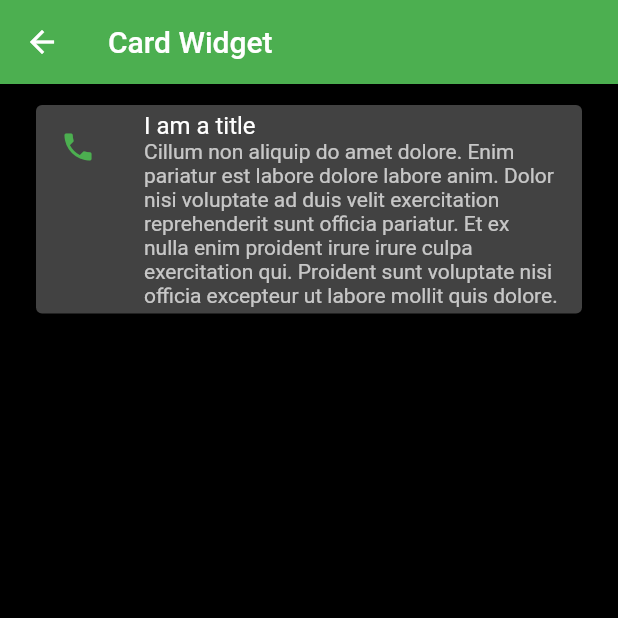
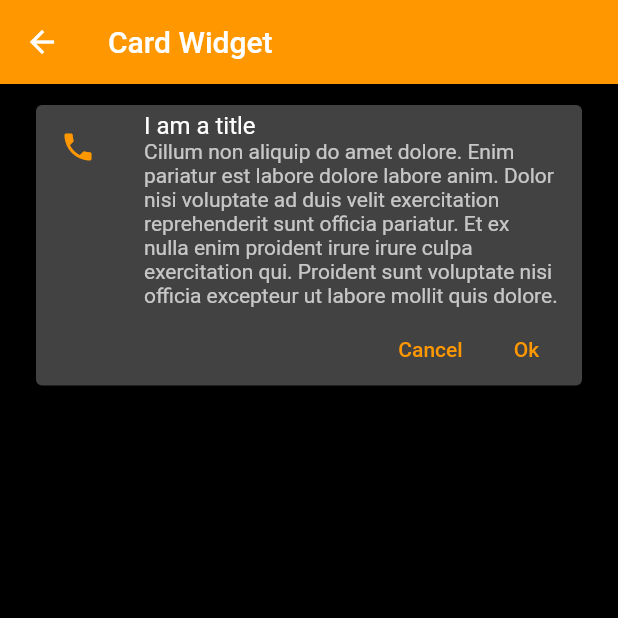
Before and after one commit to ChristianTC/flutter-components, a Flutter app: the CardScreen screen opened by its route, on a phone screen of 412 x 824 dp, the top half of it. Run offline on Flutter 3.47's test engine with Material 2 defaults, Android fonts, the phone set to English and light mode, and no system bars.

Commit message:
Custom widgets

```diff
--- a/lib/screens/card_screen.dart
+++ b/lib/screens/card_screen.dart
@@ -1,4 +1,4 @@
-import 'package:fl_components/themes/app_theme.dart';
+import 'package:fl_components/widgets/widgets.dart';
 import 'package:flutter/material.dart';
 
 class CardScreen extends StatelessWidget {
@@ -12,20 +12,7 @@ class CardScreen extends StatelessWidget {
         ),
         body: ListView(
           padding: const EdgeInsets.symmetric(horizontal: 20, vertical: 10),
-          children: [
-            Card(
-              child: Column(
-                children: const [
-                  ListTile(
-                    leading: Icon(Icons.phone, color: AppTheme.primary),
-                    title: Text('I am a title'),
-                    subtitle: Text(
-                        'Cillum non aliquip do amet dolore. Enim pariatur est labore dolore labore anim. Dolor nisi voluptate ad duis velit exercitation reprehenderit sunt officia pariatur. Et ex nulla enim proident irure irure culpa exercitation qui. Proident sunt voluptate nisi officia excepteur ut labore mollit quis dolore.'),
-                  )
-                ],
-              ),
-            )
-          ],
+          children: const [CustomCardType1()],
         ));
   }
 }
--- a/lib/themes/app_theme.dart
+++ b/lib/themes/app_theme.dart
@@ -1,7 +1,7 @@
 import 'package:flutter/material.dart';
 
 class AppTheme {
-  static const Color primary = Colors.green;
+  static const Color primary = Colors.orange;
 
   static final ThemeData lightTheme = ThemeData.light().copyWith(
     primaryColor: Colors.indigo,
@@ -18,5 +18,7 @@ class AppTheme {
         elevation: 0,
       ),
       scaffoldBackgroundColor: Colors.black,
-  );
+      textButtonTheme: TextButtonThemeData(
+        style: TextButton.styleFrom(primary: primary),
+      ));
 }
--- /dev/null
+++ b/lib/widgets/custom_card_type_1.dart
@@ -0,0 +1,40 @@
+import 'package:flutter/material.dart';
+import 'package:fl_components/themes/app_theme.dart';
+
+class CustomCardType1 extends StatelessWidget {
+  const CustomCardType1({
+    Key? key,
+  }) : super(key: key);
+
+  @override
+  Widget build(BuildContext context) {
+    return Card(
+      child: Column(
+        children: [
+          const ListTile(
+            leading: Icon(Icons.phone, color: AppTheme.primary),
+            title: Text('I am a title'),
+            subtitle: Text(
+                'Cillum non aliquip do amet dolore. Enim pariatur est labore dolore labore anim. Dolor nisi voluptate ad duis velit exercitation reprehenderit sunt officia pariatur. Et ex nulla enim proident irure irure culpa exercitation qui. Proident sunt voluptate nisi officia excepteur ut labore mollit quis dolore.'),
+          ),
+          Padding(
+            padding: const EdgeInsets.only(right: 5),
+            child: Row(
+              mainAxisAlignment: MainAxisAlignment.end,
+              children: [
+                TextButton(
+                  onPressed: () {},
+                  child: const Text('Cancel'),
+                ),
+                TextButton(
+                  onPressed: () {},
+                  child: const Text('Ok'),
+                ),
+              ],
+            ),
+          )
+        ],
+      ),
+    );
+  }
+}
--- /dev/null
+++ b/lib/widgets/widgets.dart
@@ -0,0 +1 @@
+export 'package:fl_components/widgets/custom_card_type_1.dart';
```
Lines whose indentation alone changed are shown as unchanged.
